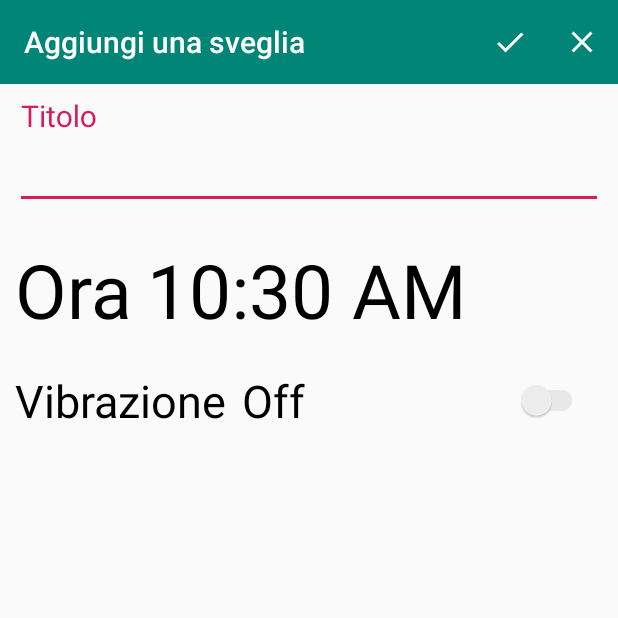
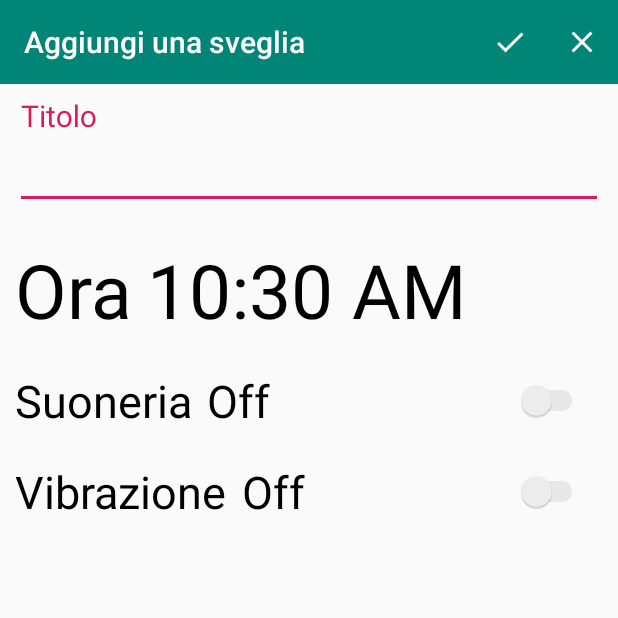
Before and after one commit to nico9779/ProgettoESP, an Android app: the ActivityAddEditAlarm screen opened directly, with no data from a screen before it, on a phone screen of 412 x 824 dp, the top half of it. Run offline under Robolectric (Android 15) with nearby library versions, the phone set to English and light mode, and no system bars; our stand-ins replace Room's generated code.

Commit message:
Aggiunto la possibilità di impostare la suoneria o no

```diff
--- a/app/src/main/java/it/gliandroidiani/progettoesp/ActivityAddEditAlarm.java
+++ b/app/src/main/java/it/gliandroidiani/progettoesp/ActivityAddEditAlarm.java
@@ -28,8 +28,10 @@ public class ActivityAddEditAlarm extends AppCompatActivity implements TimePicke
     private AlarmViewModel alarmViewModel;
     Toolbar alarmToolbar;
     TextView time_picked;
+    TextView ringtone_state;
     TextView vibration_state;
     EditText alarmTitle;
+    SwitchCompat ringtone_switch;
     SwitchCompat vibration_switch;
 
     @Override
@@ -39,6 +41,8 @@ public class ActivityAddEditAlarm extends AppCompatActivity implements TimePicke
         setContentView(R.layout.activity_add_edit_alarm);
 
         time_picked = findViewById(R.id.time_picked);
+        ringtone_state = findViewById(R.id.ringtone_state);
+        ringtone_switch = findViewById(R.id.ringtone_switch);
         vibration_switch = findViewById(R.id.vibration_switch);
         vibration_state = findViewById(R.id.vibration_state);
         alarmTitle = findViewById(R.id.alarm_title);
@@ -54,14 +58,24 @@ public class ActivityAddEditAlarm extends AppCompatActivity implements TimePicke
 
         updateTimeText(hours, minute);
 
+        ringtone_switch.setOnCheckedChangeListener(new CompoundButton.OnCheckedChangeListener() {
+            @Override
+            public void onCheckedChanged(CompoundButton buttonView, boolean isChecked) {
+                if(isChecked)
+                    ringtone_state.setText(R.string.on_label);
+                else
+                    ringtone_state.setText(R.string.off_label);
+            }
+        });
+
         //Metodo che viene invocato quando cambio lo stato dello switch
         vibration_switch.setOnCheckedChangeListener(new CompoundButton.OnCheckedChangeListener() {
             @Override
             public void onCheckedChanged(CompoundButton buttonView, boolean isChecked) {
                 if(isChecked)
-                    vibration_state.setText(R.string.vibration_on);
+                    vibration_state.setText(R.string.on_label);
                 else
-                    vibration_state.setText(R.string.vibration_off);
+                    vibration_state.setText(R.string.off_label);
             }
         });
 
@@ -70,6 +84,7 @@ public class ActivityAddEditAlarm extends AppCompatActivity implements TimePicke
             alarmToolbar.setTitle("Modifica sveglia");
             alarmTitle.setText(intent.getStringExtra(AlarmFragment.EXTRA_TITLE));
             updateTimeText(intent.getIntExtra(AlarmFragment.EXTRA_HOURS, 0),intent.getIntExtra(AlarmFragment.EXTRA_MINUTE, 0));
+            ringtone_switch.setChecked(intent.getBooleanExtra(AlarmFragment.EXTRA_RINGTONE, false));
             vibration_switch.setChecked(intent.getBooleanExtra(AlarmFragment.EXTRA_VIBRATION, false));
         }
 
@@ -91,6 +106,7 @@ public class ActivityAddEditAlarm extends AppCompatActivity implements TimePicke
                 break;
             }
         }
+        boolean ringtone = ringtone_switch.isChecked();
         boolean vibration = vibration_switch.isChecked();
 
         if(title.trim().isEmpty()) {
@@ -104,7 +120,7 @@ public class ActivityAddEditAlarm extends AppCompatActivity implements TimePicke
         c.set(Calendar.SECOND, 0);
 
         if(!getIntent().hasExtra(AlarmFragment.EXTRA_ID)){
-            Alarm alarm = new Alarm(title, hours, minute, vibration);
+            Alarm alarm = new Alarm(title, hours, minute, ringtone, vibration);
             long alarmID = alarmViewModel.addAlarm(alarm);
             startAlarm(c, alarmID, alarm);
             Toast.makeText(this, R.string.event_save_alarm, Toast.LENGTH_SHORT).show();
@@ -114,7 +130,7 @@ public class ActivityAddEditAlarm extends AppCompatActivity implements TimePicke
             if (id == -1)
                 Toast.makeText(this, "La sveglia non può essere modificata", Toast.LENGTH_SHORT).show();
             else {
-                Alarm alarm = new Alarm(title, hours, minute, vibration);
+                Alarm alarm = new Alarm(title, hours, minute, ringtone, vibration);
                 alarm.setId(id);
                 alarmViewModel.updateAlarm(alarm);
                 startAlarm(c, id, alarm);
@@ -166,6 +182,7 @@ public class ActivityAddEditAlarm extends AppCompatActivity implements TimePicke
         Intent intent = new Intent(this, AlertReceiver.class);
         intent.putExtra("Title", alarm.getTitle());
         intent.putExtra("AlarmID", alarmID);
+        intent.putExtra("Ringtone", alarm.isRingtone());
         intent.putExtra("Vibration", alarm.isVibration());
         PendingIntent pendingIntent = PendingIntent.getBroadcast(this, (int) alarmID, intent, PendingIntent.FLAG_UPDATE_CURRENT);
 
--- a/app/src/main/java/it/gliandroidiani/progettoesp/AlarmFragment.java
+++ b/app/src/main/java/it/gliandroidiani/progettoesp/AlarmFragment.java
@@ -39,6 +39,7 @@ public class AlarmFragment extends Fragment {
     public static final String EXTRA_TITLE = "it.gliandroidiani.progettoesp.EXTRA_TITLE";
     public static final String EXTRA_HOURS = "it.gliandroidiani.progettoesp.EXTRA_HOURS";
     public static final String EXTRA_MINUTE = "it.gliandroidiani.progettoesp.EXTRA_MINUTE";
+    public static final String EXTRA_RINGTONE = "it.gliandroidiani.progettoesp.EXTRA_RINGTONE";
     public static final String EXTRA_VIBRATION = "it.gliandroidiani.progettoesp.EXTRA_VIBRATION";
 
     private AlarmViewModel alarmViewModel;
@@ -101,6 +102,7 @@ public class AlarmFragment extends Fragment {
                 intent.putExtra(EXTRA_TITLE, alarm.getTitle());
                 intent.putExtra(EXTRA_HOURS, alarm.getHours());
                 intent.putExtra(EXTRA_MINUTE, alarm.getMinute());
+                intent.putExtra(EXTRA_RINGTONE, alarm.isRingtone());
                 intent.putExtra(EXTRA_VIBRATION, alarm.isVibration());
                 startActivityForResult(intent, EDIT_ALARM_REQUEST);
             }
--- a/app/src/main/java/it/gliandroidiani/progettoesp/AlertReceiver.java
+++ b/app/src/main/java/it/gliandroidiani/progettoesp/AlertReceiver.java
@@ -11,9 +11,10 @@ public class AlertReceiver extends BroadcastReceiver {
     public void onReceive(Context context, Intent intent) {
         String title = intent.getStringExtra("Title");
         long alarmID = intent.getLongExtra("AlarmID", 0);
+        boolean ringtone = intent.getBooleanExtra("Ringtone", false);
         boolean vibration = intent.getBooleanExtra("Vibration", false);
         NotificationHelper notificationHelper = new NotificationHelper(context);
-        NotificationCompat.Builder nb = notificationHelper.getChannelNotification(title, alarmID, vibration);
+        NotificationCompat.Builder nb = notificationHelper.getChannelNotification(title, alarmID, ringtone, vibration);
         notificationHelper.getManager().notify((int) alarmID, nb.build());
     }
 }
--- a/app/src/main/java/it/gliandroidiani/progettoesp/MainActivity.java
+++ b/app/src/main/java/it/gliandroidiani/progettoesp/MainActivity.java
@@ -1,9 +1,7 @@
 package it.gliandroidiani.progettoesp;
 
-import android.app.Activity;
 import android.app.AlarmManager;
 import android.app.PendingIntent;
-import android.app.VoiceInteractor;
 import android.arch.lifecycle.ViewModelProviders;
 import android.content.Context;
 import android.content.Intent;
@@ -118,9 +116,9 @@ public class MainActivity extends AppCompatActivity {
                     Alarm alarm;
                     if(intent.hasExtra(AlarmClock.EXTRA_MESSAGE)){
                         String title = intent.getStringExtra(AlarmClock.EXTRA_MESSAGE);
-                        alarm = new Alarm(title, hours, minute, false);
+                        alarm = new Alarm(title, hours, minute, true, false);
                     }
-                    else alarm = new Alarm("Sveglia", hours, minute, false);
+                    else alarm = new Alarm("Sveglia", hours, minute, true,false);
                     long alarmID = alarmViewModel.addAlarm(alarm);
                     startAlarm(c, alarmID, alarm);
                     Toast.makeText(this, R.string.event_save_alarm, Toast.LENGTH_SHORT).show();
--- a/app/src/main/res/layout/activity_add_edit_alarm.xml
+++ b/app/src/main/res/layout/activity_add_edit_alarm.xml
@@ -71,10 +71,48 @@
     </RelativeLayout>
 
     <RelativeLayout
+        android:id="@+id/ringtone_layout"
+        android:layout_width="match_parent"
+        android:layout_height="wrap_content"
+        android:layout_below="@id/time_layout">
+
+        <TextView
+            android:id="@+id/ringtone_label"
+            android:layout_width="wrap_content"
+            android:layout_height="wrap_content"
+            android:textSize="30sp"
+            android:layout_margin="10dp"
+            android:textColor="@color/nero"
+            android:text="@string/ringtone_label" />
+
+        <TextView
+            android:id="@+id/ringtone_state"
+            android:layout_width="wrap_content"
+            android:layout_height="wrap_content"
+            android:textColor="@color/nero"
+            android:text="@string/off_label"
+            android:textSize="30sp"
+            android:layout_alignBaseline="@id/ringtone_label"
+            android:layout_toEndOf="@id/ringtone_label"
+            android:layout_toStartOf="@id/ringtone_switch"/>
+
+        <android.support.v7.widget.SwitchCompat
+            android:id="@+id/ringtone_switch"
+            android:layout_width="wrap_content"
+            android:layout_height="wrap_content"
+            android:layout_alignParentEnd="true"
+            android:layout_centerVertical="true"
+            android:layout_marginEnd="20dp"
+            android:theme="@style/ColorSwitch"
+            />
+
+    </RelativeLayout>
+
+    <RelativeLayout
         android:id="@+id/vibration_layout"
         android:layout_width="match_parent"
         android:layout_height="wrap_content"
-        android:layout_below="@id/time_layout">
+        android:layout_below="@id/ringtone_layout">
 
         <TextView
             android:id="@+id/vibration_label"
@@ -90,7 +128,7 @@
             android:layout_width="wrap_content"
             android:layout_height="wrap_content"
             android:textColor="@color/nero"
-            android:text="@string/vibration_off"
+            android:text="@string/off_label"
             android:textSize="30sp"
             android:layout_alignBaseline="@id/vibration_label"
             android:layout_toEndOf="@id/vibration_label"
--- a/app/src/main/res/values/strings.xml
+++ b/app/src/main/res/values/strings.xml
@@ -12,7 +12,8 @@
     <string name="alarm_title_label">Titolo</string>
     <string name="alarm_time_label">Ora</string>
     <string name="vibrator_label">Vibrazione</string>
-    <string name="vibration_on">On</string>
-    <string name="vibration_off">Off</string>
+    <string name="on_label">On</string>
+    <string name="off_label">Off</string>
     <string name="event_delete_all_alarms">Elimina tutte le sveglie</string>
+    <string name="ringtone_label">Suoneria</string>
 </resources>
```
Also changed, not shown: app/src/main/java/it/gliandroidiani/progettoesp/Alarm.java (+13 -1 lines), app/src/main/java/it/gliandroidiani/progettoesp/AlarmAdapter.java (+12 -6 lines), app/src/main/java/it/gliandroidiani/progettoesp/NotificationHelper.java (+30 -13 lines), app/src/main/res/layout/alarm_item.xml (+25 -1 lines), 1 other file.
